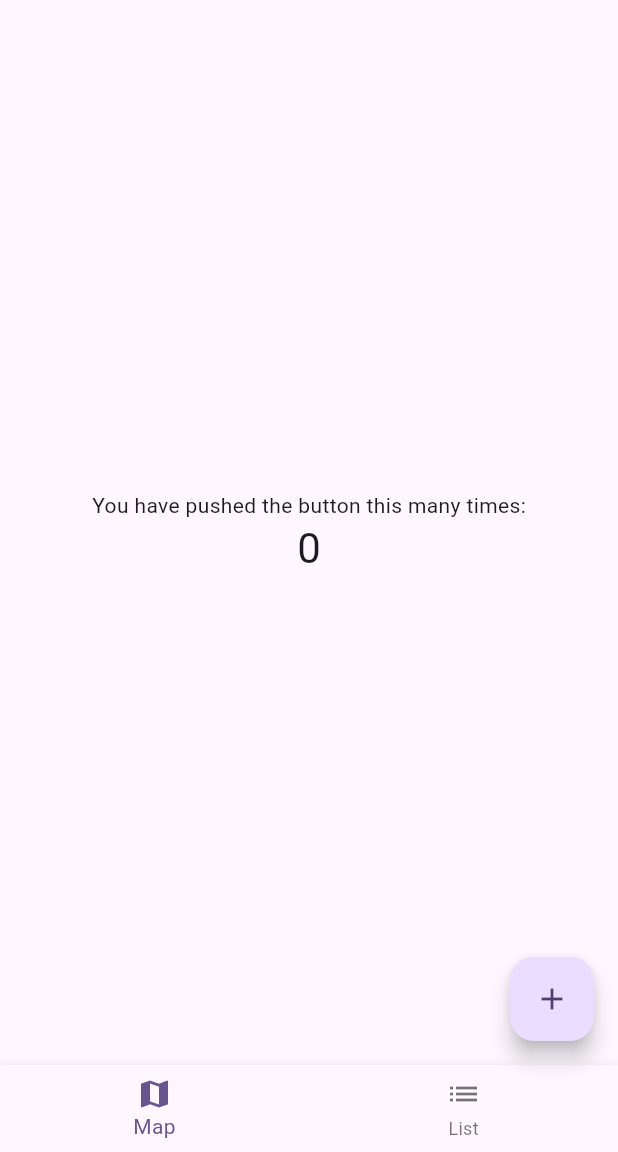
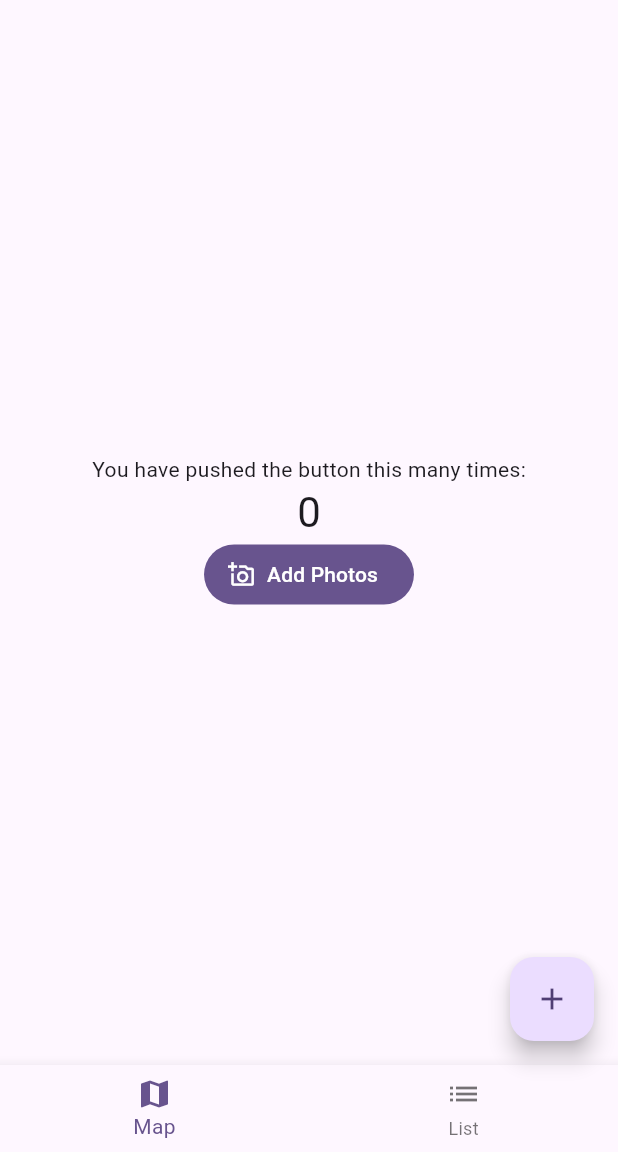
Before and after one commit to kyledavidson2/CIS4030-Group-3, a Flutter app: the screen it shows after launch, on a phone screen of 412 x 824 dp, the part 84-1236 px from its top. Run offline on Flutter 3.47's test engine with Material 3 defaults, Android fonts, the phone set to English and light mode, and no system bars.

Commit message:
created add photos button

```diff
--- a/lib/global_widgets.dart
+++ b/lib/global_widgets.dart
@@ -8,11 +8,9 @@ class MainNavigationBar extends StatefulWidget {
       MainNavigationBarState();
 }
 
-
 class MainNavigationBarState extends State<MainNavigationBar> {
   int _selectedIndex = 0;
-  static const TextStyle optionStyle =
-      TextStyle(fontSize: 30, fontWeight: FontWeight.bold);
+
   void _onItemTapped(int index) {
     setState(() {
       _selectedIndex = index;
@@ -37,3 +35,21 @@ class MainNavigationBarState extends State<MainNavigationBar> {
     );
   }
 }
+
+class AddPhotosButton extends StatelessWidget {
+  const AddPhotosButton({super.key});
+
+  @override
+  Widget build(BuildContext context){
+    return FilledButton.icon(
+      onPressed: () {},
+      icon: const Icon(Icons.add_a_photo_outlined),
+      label: const Text("Add Photos"),
+      style: ButtonStyle(
+        backgroundColor: MaterialStateProperty.all(
+          Theme.of(context).colorScheme.primary
+        ),
+      )
+    );
+  }
+}
--- a/lib/main.dart
+++ b/lib/main.dart
@@ -113,6 +113,7 @@ class _MyHomePageState extends State<MyHomePage> {
               '$_counter',
               style: Theme.of(context).textTheme.headlineMedium,
             ),
+            AddPhotosButton(),
           ],
         ),
       ),
```
